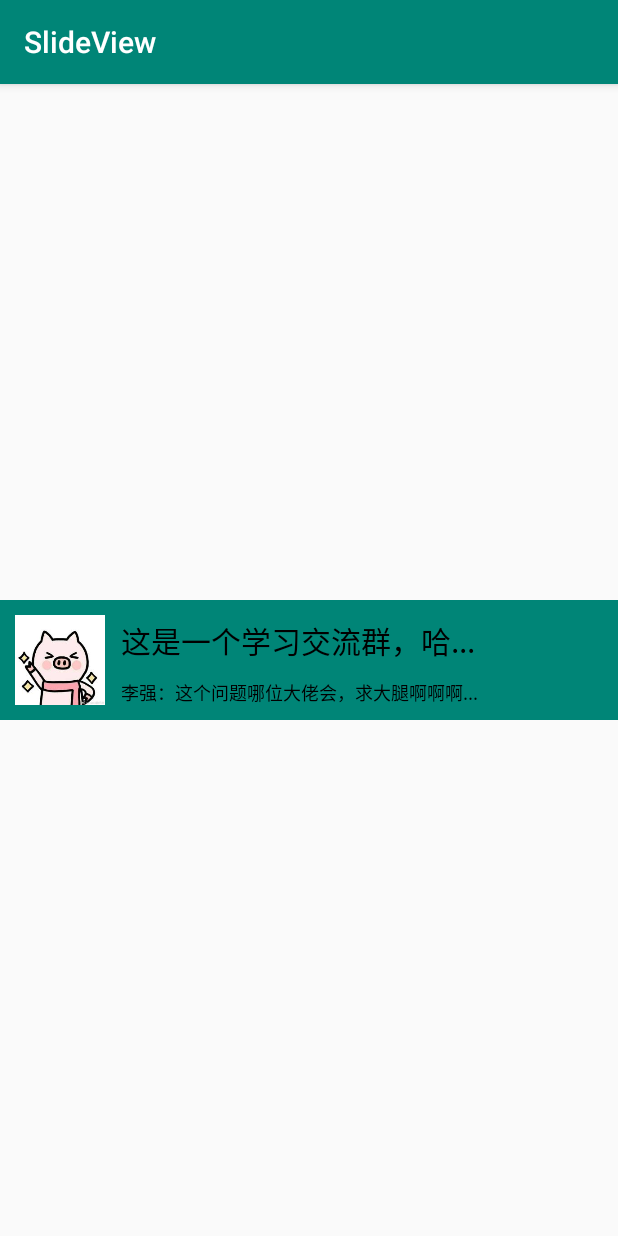
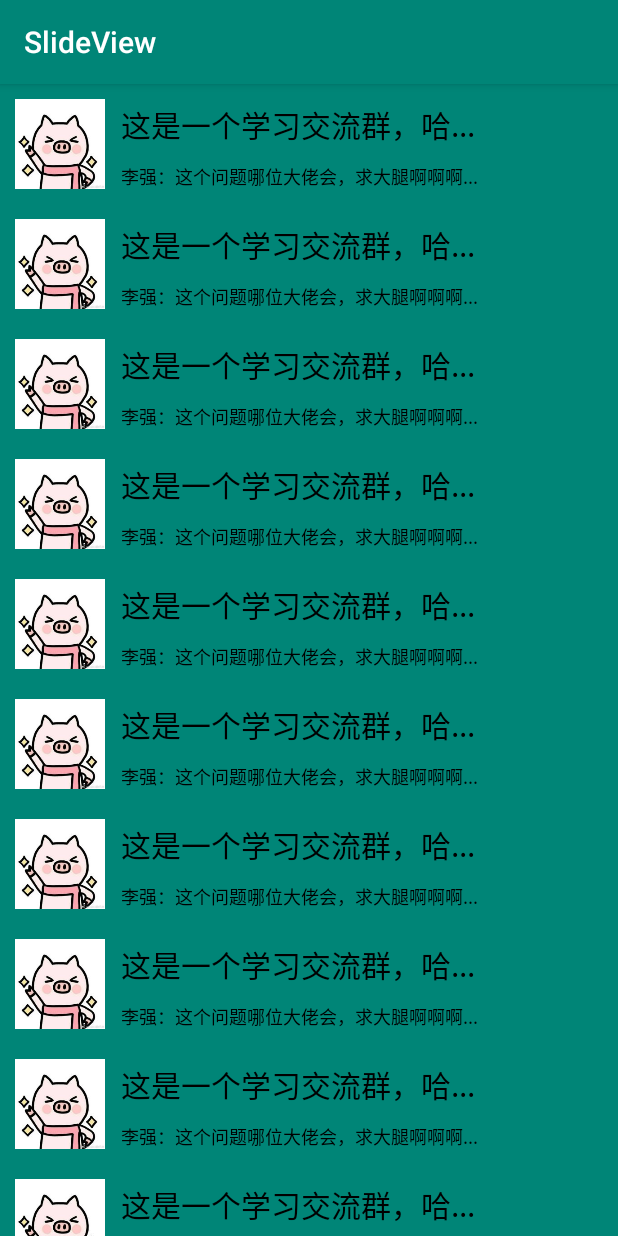
Before and after one commit to crekerliqiang/SlideView, an Android app: the screen it shows after launch (MainActivity), on a phone screen of 412 x 824 dp. Run offline under Robolectric (Android 15) with nearby library versions, the phone set to English and light mode, and no system bars; libraries missing offline, so code that uses them is left out: com.squareup.leakcanary; 1 statement that could not run was skipped.

Commit message:
recycle view 出版

```diff
--- a/app/build.gradle
+++ b/app/build.gradle
@@ -27,9 +27,12 @@ dependencies {
     androidTestImplementation 'com.android.support.test.espresso:espresso-core:3.0.2'
     //添加library
     implementation project (":library")
+
     //测试内存泄漏
     debugImplementation 'com.squareup.leakcanary:leakcanary-android:1.5.4'
     releaseImplementation 'com.squareup.leakcanary:leakcanary-android-no-op:1.5'
     testImplementation 'com.squareup.leakcanary:leakcanary-android-no-op:1.5'
+    implementation 'com.android.support:recyclerview-v7:28.0.0'
+
 
 }
--- a/app/src/main/java/com/cerkerli/slideview/MainActivity.java
+++ b/app/src/main/java/com/cerkerli/slideview/MainActivity.java
@@ -2,50 +2,27 @@ package com.cerkerli.slideview;
 
 import android.os.Bundle;
 import android.support.v7.app.AppCompatActivity;
-
-import demo.com.library.Util;
-import demo.com.library.view.SlideView;
-import demo.com.library.view.SlideViewOnClickListener;
+import android.support.v7.widget.LinearLayoutManager;
+import android.support.v7.widget.RecyclerView;
 
 public class MainActivity extends AppCompatActivity {
 
-    boolean change = true;
-    SlideView view = null;
+    private RecyclerView mRecyclerView;
+    private MyAdapter mMyAdapter;
+
     @Override
     protected void onCreate(Bundle savedInstanceState) {
         super.onCreate(savedInstanceState);
         setContentView(R.layout.activity_main);
 
-        view = findViewById(R.id.button);
-
-        view.setMenuOnClickListener(new SlideViewOnClickListener() {
-            @Override
-            public void onClick(int id) {
-                switch (id){
-                    case R.id.menu_a:
-                        Util.toast("点击 A");
-                        break;
-                    case R.id.menu_b:
-                        Util.toast("点击 B");
-                        break;
-                    case R.id.sure_delete:
-                        Util.toast("点击 SURE");
-                        break;
-                }
-            }
-
-
-        });
-
-
-    }
-
-
-
-    @Override
-    protected void onDestroy() {
-        super.onDestroy();
-        Util.toast("onDestroy: ");
+        mRecyclerView = (RecyclerView) findViewById(R .id.rv_main);
+        String[] data = new String[20];
+        for (int i = 0; i < 20; i++) {
+            data[i] = "item" + i;
+        }
+        mMyAdapter = new MyAdapter(this, data);
+        mRecyclerView.setLayoutManager(new LinearLayoutManager(this));
+        mRecyclerView.setAdapter(mMyAdapter);
 
     }
 
--- /dev/null
+++ b/app/src/main/java/com/cerkerli/slideview/MyAdapter.java
@@ -0,0 +1,44 @@
+package com.cerkerli.slideview;
+
+
+import android.content.Context;
+import android.support.v7.widget.RecyclerView;
+import android.view.LayoutInflater;
+import android.view.View;
+import android.view.ViewGroup;
+
+public class MyAdapter extends RecyclerView.Adapter<MyAdapter.ViewHolder> {
+
+    private Context context;
+    public String[] data;
+
+    public MyAdapter(Context context, String[] data) {
+        this.context = context;
+        this.data = data;
+    }
+
+    @Override
+    public ViewHolder onCreateViewHolder(ViewGroup parent, int viewType) {
+        View view = LayoutInflater.from(context).inflate(R.layout.item, null);
+        return new ViewHolder(view);
+    }
+
+    @Override
+    public void onBindViewHolder(ViewHolder holder, int position) {
+    }
+
+    @Override
+    public int getItemCount() {
+        return 50;
+    }
+
+
+    public class ViewHolder extends RecyclerView.ViewHolder {
+//        public TextView tvItem;
+//
+        public ViewHolder(View itemView) {
+            super(itemView);
+//            tvItem = (TextView) itemView.findViewById(R.id.tv_item);
+        }
+    }
+}
--- a/app/src/main/java/com/cerkerli/slideview/MyApp.java
+++ b/app/src/main/java/com/cerkerli/slideview/MyApp.java
@@ -4,7 +4,7 @@ import android.app.Application;
 
 import com.squareup.leakcanary.LeakCanary;
 
-import demo.com.library.Library;
+import demo.com.library.utils.Library;
 
 public class MyApp extends Application {
     private static MyApp instance;
--- a/app/src/main/res/layout/activity_main.xml
+++ b/app/src/main/res/layout/activity_main.xml
@@ -1,46 +1,18 @@
 <?xml version="1.0" encoding="utf-8"?>
-<android.support.constraint.ConstraintLayout xmlns:android="http://schemas.android.com/apk/res/android"
+<LinearLayout xmlns:android="http://schemas.android.com/apk/res/android"
     xmlns:tools="http://schemas.android.com/tools"
     android:layout_width="match_parent"
     android:layout_height="match_parent"
     xmlns:app="http://schemas.android.com/apk/res-auto"
+    android:orientation="horizontal"
     tools:context=".MainActivity">
 
 
-    <demo.com.library.view.SlideView
-        android:id="@+id/button"
-        android:layout_width="0dp"
-        android:layout_height="80dp"
-        android:background="@color/colorPrimary"
 
-        app:image_src="@drawable/crekerli_pig"
-        app:image_margin_start="10dp"
-        app:image_slide_length="60dp"
+    <android.support.v7.widget.RecyclerView
+        android:id="@+id/rv_main"
+        android:layout_width="match_parent"
+        android:layout_height="match_parent"
+        />
 
-        app:title_text="@string/title"
-        app:title_text_size="20sp"
-        app:title_text_color="@color/colorBlack"
-        app:title_text_margin_start="10dp"
-
-        app:message_text="@string/message"
-        app:message_text_size="12sp"
-        app:message_text_color="@color/colorBlack"
-        app:message_text_margin_start="10dp"
-
-        app:menu_a_background="@color/colorRed"
-        app:menu_a_text="@string/delete"
-        app:menu_a_text_size="20sp"
-        app:menu_a_aspect="1"
-
-        app:menu_b_background="@color/colorGray"
-        app:menu_b_text="@string/set"
-        app:menu_b_text_size="20sp"
-        app:menu_b_aspect="1.9999"
-
-
-        app:layout_constraintBottom_toBottomOf="parent"
-        app:layout_constraintEnd_toEndOf="parent"
-        app:layout_constraintStart_toStartOf="parent"
-        app:layout_constraintTop_toTopOf="parent" />
-
-</android.support.constraint.ConstraintLayout>
+</LinearLayout>
--- /dev/null
+++ b/app/src/main/res/layout/item.xml
@@ -0,0 +1,42 @@
+<?xml version="1.0" encoding="utf-8"?>
+<LinearLayout xmlns:android="http://schemas.android.com/apk/res/android"
+    android:layout_width="match_parent"
+    android:layout_height="match_parent"
+    xmlns:app="http://schemas.android.com/apk/res-auto">
+
+    <demo.com.library.view.SlideView
+        android:id="@+id/slide_view1"
+        android:layout_width="match_parent"
+        android:layout_height="80dp"
+        android:background="@color/colorPrimary"
+
+        app:image_src="@drawable/crekerli_pig"
+        app:image_margin_start="10dp"
+        app:image_slide_length="60dp"
+
+        app:title_text="@string/title"
+        app:title_text_size="20sp"
+        app:title_text_color="@color/colorBlack"
+        app:title_text_margin_start="10dp"
+
+        app:message_text="@string/message"
+        app:message_text_size="12sp"
+        app:message_text_color="@color/colorBlack"
+        app:message_text_margin_start="10dp"
+
+        app:menu_a_background="@color/colorRed"
+        app:menu_a_text="@string/delete"
+        app:menu_a_text_size="20sp"
+        app:menu_a_aspect="1"
+
+        app:menu_b_background="@color/colorGray"
+        app:menu_b_text="@string/set"
+        app:menu_b_text_size="20sp"
+        app:menu_b_aspect="1.9999"
+
+
+
+
+        />
+
+</LinearLayout>
--- a/library/src/main/java/demo/com/library/AList.java
+++ b/library/src/main/java/demo/com/library/utils/AList.java
@@ -1,4 +1,4 @@
-package demo.com.library;
+package demo.com.library.utils;
 
 public interface AList {
     /**
--- a/library/src/main/java/demo/com/library/Constants.java
+++ b/library/src/main/java/demo/com/library/utils/Constants.java
@@ -1,4 +1,4 @@
-package demo.com.library;
+package demo.com.library.utils;
 
 import android.graphics.Color;
 
--- a/library/src/main/java/demo/com/library/LLog.java
+++ b/library/src/main/java/demo/com/library/utils/LLog.java
@@ -1,4 +1,4 @@
-package demo.com.library;
+package demo.com.library.utils;
 
 import android.graphics.Rect;
 import android.util.Log;
--- a/library/src/main/java/demo/com/library/Library.java
+++ b/library/src/main/java/demo/com/library/utils/Library.java
@@ -1,4 +1,4 @@
-package demo.com.library;
+package demo.com.library.utils;
 
 import android.content.Context;
 
--- a/library/src/main/java/demo/com/library/Util.java
+++ b/library/src/main/java/demo/com/library/utils/Util.java
@@ -1,4 +1,4 @@
-package demo.com.library;
+package demo.com.library.utils;
 
 import android.content.res.Resources;
 import android.graphics.Bitmap;
@@ -7,6 +7,8 @@ import android.util.TypedValue;
 import android.widget.Toast;
 
 import java.util.List;
+
+import demo.com.library.R;
 
 public class Util {
 
--- a/library/src/main/java/demo/com/library/ViewConfigException.java
+++ b/library/src/main/java/demo/com/library/utils/ViewConfigException.java
@@ -1,4 +1,4 @@
-package demo.com.library;
+package demo.com.library.utils;
 
 
 /**
--- /dev/null
+++ b/library/src/main/java/demo/com/library/view/Listener.java
@@ -0,0 +1,9 @@
+package demo.com.library.view;
+
+public interface Listener {
+    //菜单监听
+    interface OnMenuClickListener {
+        void onClick(int id);
+    }
+
+}
--- a/library/src/main/java/demo/com/library/view/SlideView.java
+++ b/library/src/main/java/demo/com/library/view/SlideView.java
@@ -18,32 +18,32 @@ import java.util.ArrayList;
 import java.util.HashMap;
 import java.util.List;
 
-import demo.com.library.LLog;
+import demo.com.library.utils.LLog;
 import demo.com.library.R;
-import demo.com.library.Util;
-import demo.com.library.ViewConfigException;
+import demo.com.library.utils.Util;
+import demo.com.library.utils.ViewConfigException;
 
-import static demo.com.library.Constants.IMAGE_MARGIN_START_DEFAULT;
-import static demo.com.library.Constants.IMAGE_SLIDE_LEN_DEFAULT;
-import static demo.com.library.Constants.KEY_X_END;
-import static demo.com.library.Constants.KEY_X_START;
-import static demo.com.library.Constants.MENU_A_BACKGROUND_DEFAULT;
-import static demo.com.library.Constants.MENU_BACKGROUND_ASPECT_DEFAULT;
-import static demo.com.library.Constants.MENU_B_BACKGROUND_DEFAULT;
-import static demo.com.library.Constants.MENU_TEXT_SIZE_DEFAULT;
-import static demo.com.library.Constants.MESSAGE_MARGIN_START_DEFAULT;
-import static demo.com.library.Constants.MESSAGE_SIZE_DEFAULT;
-import static demo.com.library.Constants.MESSAGE_TEXT_DEFAULT;
-import static demo.com.library.Constants.SCALE_RATIO_LEFT_X_THRESHOLD;
-import static demo.com.library.Constants.SCALE_RATIO_RIGHT_X_THRESHOLD;
-import static demo.com.library.Constants.TEXT_COLOR_DEFAULT;
-import static demo.com.library.Constants.TEXT_MAX_RATIO;
-import static demo.com.library.Constants.TEXT_OFFSET_X;
-import static demo.com.library.Constants.TEXT_OFFSET_Y;
-import static demo.com.library.Constants.TITLE_HEIGHT;
-import static demo.com.library.Constants.TITLE_MARGIN_START_DEFAULT;
-import static demo.com.library.Constants.TITLE_SIZE_DEFAULT;
-import static demo.com.library.Constants.TITLE_TEXT_DEFAULT;
+import static demo.com.library.utils.Constants.IMAGE_MARGIN_START_DEFAULT;
+import static demo.com.library.utils.Constants.IMAGE_SLIDE_LEN_DEFAULT;
+import static demo.com.library.utils.Constants.KEY_X_END;
+import static demo.com.library.utils.Constants.KEY_X_START;
+import static demo.com.library.utils.Constants.MENU_A_BACKGROUND_DEFAULT;
+import static demo.com.library.utils.Constants.MENU_BACKGROUND_ASPECT_DEFAULT;
+import static demo.com.library.utils.Constants.MENU_B_BACKGROUND_DEFAULT;
+import static demo.com.library.utils.Constants.MENU_TEXT_SIZE_DEFAULT;
+import static demo.com.library.utils.Constants.MESSAGE_MARGIN_START_DEFAULT;
+import static demo.com.library.utils.Constants.MESSAGE_SIZE_DEFAULT;
+import static demo.com.library.utils.Constants.MESSAGE_TEXT_DEFAULT;
+import static demo.com.library.utils.Constants.SCALE_RATIO_LEFT_X_THRESHOLD;
+import static demo.com.library.utils.Constants.SCALE_RATIO_RIGHT_X_THRESHOLD;
+import static demo.com.library.utils.Constants.TEXT_COLOR_DEFAULT;
+import static demo.com.library.utils.Constants.TEXT_MAX_RATIO;
+import static demo.com.library.utils.Constants.TEXT_OFFSET_X;
+import static demo.com.library.utils.Constants.TEXT_OFFSET_Y;
+import static demo.com.library.utils.Constants.TITLE_HEIGHT;
+import static demo.com.library.utils.Constants.TITLE_MARGIN_START_DEFAULT;
+import static demo.com.library.utils.Constants.TITLE_SIZE_DEFAULT;
+import static demo.com.library.utils.Constants.TITLE_TEXT_DEFAULT;
 
 
 public class SlideView extends View {
@@ -82,9 +82,9 @@ public class SlideView extends View {
     /**
      * 设置点击菜单栏监听 -- 提供给开发者使用
      */
-    SlideViewOnClickListener onClickListener;
-    public void setMenuOnClickListener(SlideViewOnClickListener listener){
-        onClickListener = listener;
+    Listener.OnMenuClickListener onMenuClickListener;
+    public void setMenuOnClickListener(Listener.OnMenuClickListener listener){
+        onMenuClickListener = listener;
     }
     /**
      * 滑动效果的动画
@@ -280,7 +280,7 @@ public class SlideView extends View {
     /**
      * Menu SURE: 确定字符串
      */
-    final String SURE;
+    String SURE;
     /**
      * MENU SURE: 显示确定删除的动画
      */
@@ -325,14 +325,26 @@ public class SlideView extends View {
         invalidate();
     }
 
+    public SlideView(Context context) {
+        super(context);
+    }
+
+    public SlideView(Context context, @Nullable AttributeSet attrs) {
+        super(context, attrs);
+        initView(context,attrs);
+    }
+
+    public SlideView(Context context, @Nullable AttributeSet attrs, int defStyleAttr) {
+        super(context, attrs, defStyleAttr);
+        initView(context, attrs);
+    }
 
     /**
      * View 的初始化
      * @param context 上下文
      * @param attrs 属性集
      */
-    public SlideView(Context context, @Nullable AttributeSet attrs) {
-        super(context, attrs);
+    private void initView(Context context, @Nullable AttributeSet attrs) {
         //获取attrs 资源
         // 1.图片资源
         TypedArray typedArray = context.obtainStyledAttributes(attrs,R.styleable.SlideView);
@@ -597,7 +609,7 @@ public class SlideView extends View {
         @Override
         public boolean onSingleTapConfirmed(MotionEvent e) {
             //菜单栏展开、开发者设置了监听
-            if(!isMenuExpand || onClickListener == null)return false;
+            if(!isMenuExpand || onMenuClickListener == null)return false;
 
             HashMap<String,Integer> hashMap;
 
@@ -613,7 +625,7 @@ public class SlideView extends View {
                 if(startX == null || endX == null)throw new ViewConfigException("menuBackgroundStartEndX exception,check its resource");
 
                 if(e.getX() > startX && e.getX() < endX){
-                    onClickListener.onClick(R.id.sure_delete);
+                    onMenuClickListener.onClick(R.id.sure_delete);
                 }
                 return false;
             }
@@ -628,7 +640,7 @@ public class SlideView extends View {
                 if( e.getX() > X1 && e.getX() < X2){
                     switch (i){
                         case 0:
-                            onClickListener.onClick(R.id.menu_a);
+                            onMenuClickListener.onClick(R.id.menu_a);
                             //显示是否删除的提示框
                             isMenuDeleted = true;
                             sureBackgroundAnimator.setDuration(400);
@@ -638,7 +650,7 @@ public class SlideView extends View {
                             sureTextAnimator.start();
                             break;
                         case 1:
-                            onClickListener.onClick(R.id.menu_b);
+                            onMenuClickListener.onClick(R.id.menu_b);
                             break;
                     }
                 }
@@ -658,5 +670,9 @@ public class SlideView extends View {
     }
 
 
+    public void setTitleText(String titleText){
+        this.titleText = titleText;
+        invalidate();
+    }
 
 }
--- a/library/src/main/java/demo/com/library/view/SlideViewOnClickListener.java
+++ /dev/null
@@ -1,6 +0,0 @@
-package demo.com.library.view;
-
-public interface SlideViewOnClickListener {
-//    void onclick(String menuName);
-    void onClick(int id);
-}
--- a/settings.gradle
+++ b/settings.gradle
@@ -1 +1,2 @@
 include ':app',':library'
+//include ':app'
```
